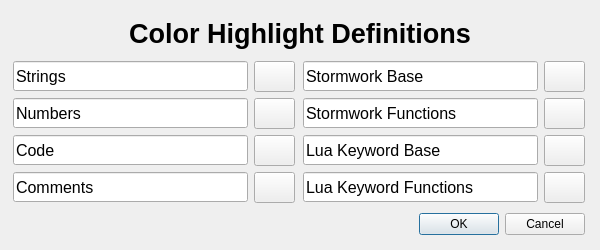
NetworkShark/StormworksLuaEditor, file palettesettingsdialog.ui: the form before one commit.
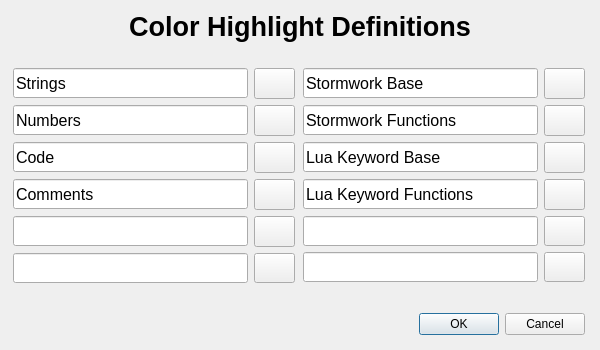
The form after the commit.

Commit message: add forms options

```diff
--- a/palettesettingsdialog.ui
+++ b/palettesettingsdialog.ui
@@ -7,19 +7,19 @@
     <x>0</x>
     <y>0</y>
     <width>600</width>
-    <height>250</height>
+    <height>350</height>
    </rect>
   </property>
   <property name="minimumSize">
    <size>
     <width>600</width>
-    <height>250</height>
+    <height>350</height>
    </size>
   </property>
   <property name="maximumSize">
    <size>
     <width>600</width>
-    <height>250</height>
+    <height>350</height>
    </size>
   </property>
   <property name="windowTitle">
@@ -43,6 +43,19 @@
      </property>
     </widget>
    </item>
+   <item>
+    <spacer name="verticalSpacer_2">
+     <property name="orientation">
+      <enum>Qt::Vertical</enum>
+     </property>
+     <property name="sizeHint" stdset="0">
+      <size>
+       <width>20</width>
+       <height>40</height>
+      </size>
+     </property>
+    </spacer>
+   </item>
    <item>
     <layout class="QHBoxLayout" name="horizontalLayout_10">
      <property name="rightMargin">
@@ -241,6 +254,90 @@
          </item>
         </layout>
        </item>
+       <item>
+        <layout class="QHBoxLayout" name="horizontalLayout_7">
+         <property name="bottomMargin">
+          <number>0</number>
+         </property>
+         <item>
+          <widget class="QLineEdit" name="lineEdit_9">
+           <property name="minimumSize">
+            <size>
+             <width>235</width>
+             <height>30</height>
+            </size>
+           </property>
+           <property name="maximumSize">
+            <size>
+             <width>235</width>
+             <height>30</height>
+            </size>
+           </property>
+          </widget>
+         </item>
+         <item>
+          <widget class="QPushButton" name="pushButton">
+           <property name="minimumSize">
+            <size>
+             <width>41</width>
+             <height>31</height>
+            </size>
+           </property>
+           <property name="maximumSize">
+            <size>
+             <width>41</width>
+             <height>31</height>
+            </size>
+           </property>
+           <property name="text">
+            <string/>
+           </property>
+          </widget>
+         </item>
+        </layout>
+       </item>
+       <item>
+        <layout class="QHBoxLayout" name="horizontalLayout_12">
+         <property name="topMargin">
+          <number>0</number>
+         </property>
+         <item>
+          <widget class="QLineEdit" name="lineEdit_10">
+           <property name="minimumSize">
+            <size>
+             <width>235</width>
+             <height>30</height>
+            </size>
+           </property>
+           <property name="maximumSize">
+            <size>
+             <width>235</width>
+             <height>30</height>
+            </size>
+           </property>
+          </widget>
+         </item>
+         <item>
+          <widget class="QPushButton" name="pushButton_2">
+           <property name="minimumSize">
+            <size>
+             <width>41</width>
+             <height>30</height>
+            </size>
+           </property>
+           <property name="maximumSize">
+            <size>
+             <width>41</width>
+             <height>30</height>
+            </size>
+           </property>
+           <property name="text">
+            <string/>
+           </property>
+          </widget>
+         </item>
+        </layout>
+       </item>
       </layout>
      </item>
      <item>
@@ -436,10 +533,101 @@
          </item>
         </layout>
        </item>
+       <item>
+        <layout class="QHBoxLayout" name="horizontalLayout_13">
+         <item>
+          <widget class="QLineEdit" name="lineEdit_11">
+           <property name="minimumSize">
+            <size>
+             <width>235</width>
+             <height>30</height>
+            </size>
+           </property>
+           <property name="maximumSize">
+            <size>
+             <width>235</width>
+             <height>30</height>
+            </size>
+           </property>
+          </widget>
+         </item>
+         <item>
+          <widget class="QPushButton" name="pushButton_3">
+           <property name="minimumSize">
+            <size>
+             <width>41</width>
+             <height>30</height>
+            </size>
+           </property>
+           <property name="maximumSize">
+            <size>
+             <width>41</width>
+             <height>30</height>
+            </size>
+           </property>
+           <property name="text">
+            <string/>
+           </property>
+          </widget>
+         </item>
+        </layout>
+       </item>
+       <item>
+        <layout class="QHBoxLayout" name="horizontalLayout_14">
+         <item>
+          <widget class="QLineEdit" name="lineEdit_12">
+           <property name="minimumSize">
+            <size>
+             <width>235</width>
+             <height>30</height>
+            </size>
+           </property>
+           <property name="maximumSize">
+            <size>
+             <width>235</width>
+             <height>30</height>
+            </size>
+           </property>
+          </widget>
+         </item>
+         <item>
+          <widget class="QPushButton" name="pushButton_4">
+           <property name="minimumSize">
+            <size>
+             <width>41</width>
+             <height>30</height>
+            </size>
+           </property>
+           <property name="maximumSize">
+            <size>
+             <width>41</width>
+             <height>30</height>
+            </size>
+           </property>
+           <property name="text">
+            <string/>
+           </property>
+          </widget>
+         </item>
+        </layout>
+       </item>
       </layout>
      </item>
     </layout>
    </item>
+   <item>
+    <spacer name="verticalSpacer">
+     <property name="orientation">
+      <enum>Qt::Vertical</enum>
+     </property>
+     <property name="sizeHint" stdset="0">
+      <size>
+       <width>20</width>
+       <height>40</height>
+      </size>
+     </property>
+    </spacer>
+   </item>
    <item>
     <layout class="QHBoxLayout" name="horizontalLayout_11">
      <property name="rightMargin">
```
The commit also changes 4 other files.
